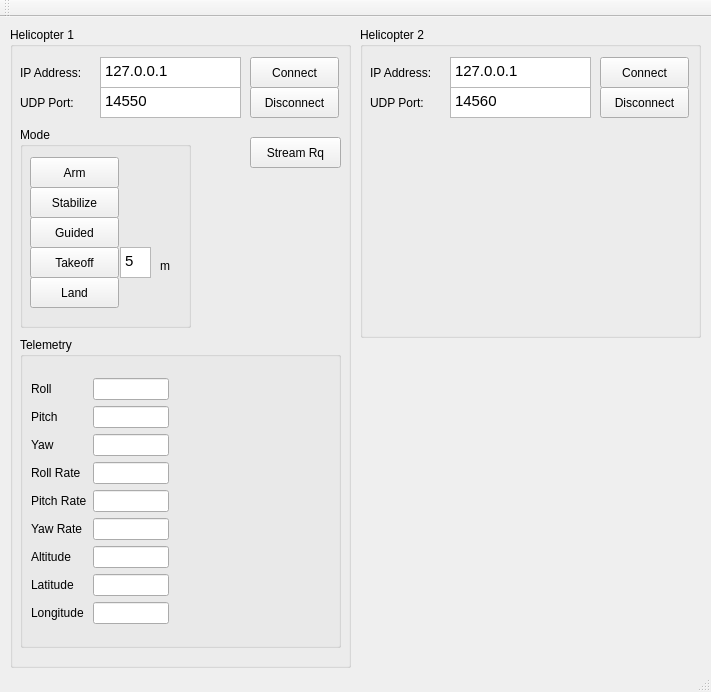
The window that Gui/AerialCraneCommandCenter/mainwindow.ui (rddyas002/AerialCrane) describes before a commit, drawn with Qt 5.
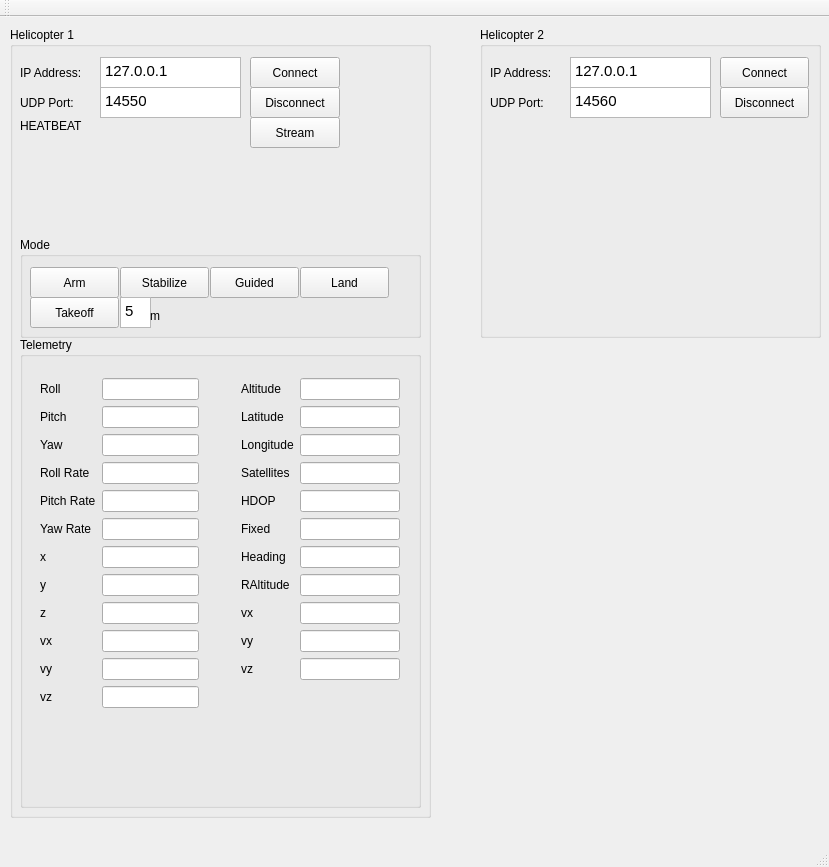
The same window after the commit.

Patch:
```diff
--- a/Gui/AerialCraneCommandCenter/mainwindow.ui
+++ b/Gui/AerialCraneCommandCenter/mainwindow.ui
@@ -6,8 +6,8 @@
    <rect>
     <x>0</x>
     <y>0</y>
-    <width>711</width>
-    <height>692</height>
+    <width>829</width>
+    <height>867</height>
    </rect>
   </property>
   <property name="windowTitle">
@@ -19,8 +19,8 @@
      <rect>
       <x>10</x>
       <y>10</y>
-      <width>341</width>
-      <height>641</height>
+      <width>421</width>
+      <height>791</height>
      </rect>
     </property>
     <property name="title">
@@ -44,7 +44,7 @@
       <rect>
        <x>240</x>
        <y>30</y>
-       <width>89</width>
+       <width>90</width>
        <height>31</height>
       </rect>
      </property>
@@ -57,7 +57,7 @@
       <rect>
        <x>240</x>
        <y>60</y>
-       <width>89</width>
+       <width>90</width>
        <height>31</height>
       </rect>
      </property>
@@ -116,9 +116,9 @@
      <property name="geometry">
       <rect>
        <x>10</x>
-       <y>100</y>
-       <width>171</width>
-       <height>201</height>
+       <y>210</y>
+       <width>401</width>
+       <height>101</height>
       </rect>
      </property>
      <property name="title">
@@ -127,8 +127,8 @@
      <widget class="QPushButton" name="btn_stabilize">
       <property name="geometry">
        <rect>
-        <x>10</x>
-        <y>60</y>
+        <x>100</x>
+        <y>30</y>
         <width>89</width>
         <height>31</height>
        </rect>
@@ -140,8 +140,8 @@
      <widget class="QPushButton" name="btn_guided">
       <property name="geometry">
        <rect>
-        <x>10</x>
-        <y>90</y>
+        <x>190</x>
+        <y>30</y>
         <width>89</width>
         <height>31</height>
        </rect>
@@ -154,7 +154,7 @@
       <property name="geometry">
        <rect>
         <x>10</x>
-        <y>120</y>
+        <y>60</y>
         <width>89</width>
         <height>31</height>
        </rect>
@@ -179,8 +179,8 @@
      <widget class="QPushButton" name="btn_land">
       <property name="geometry">
        <rect>
-        <x>10</x>
-        <y>150</y>
+        <x>280</x>
+        <y>30</y>
         <width>89</width>
         <height>31</height>
        </rect>
@@ -193,7 +193,7 @@
       <property name="geometry">
        <rect>
         <x>100</x>
-        <y>120</y>
+        <y>60</y>
         <width>31</width>
         <height>31</height>
        </rect>
@@ -209,8 +209,8 @@
      <widget class="QLabel" name="label">
       <property name="geometry">
        <rect>
-        <x>140</x>
-        <y>130</y>
+        <x>130</x>
+        <y>70</y>
         <width>21</width>
         <height>17</height>
        </rect>
@@ -220,26 +220,13 @@
       </property>
      </widget>
     </widget>
-    <widget class="QPushButton" name="btn_stream">
-     <property name="geometry">
-      <rect>
-       <x>240</x>
-       <y>110</y>
-       <width>91</width>
-       <height>31</height>
-      </rect>
-     </property>
-     <property name="text">
-      <string>Stream Rq</string>
-     </property>
-    </widget>
     <widget class="QGroupBox" name="groupBox_4">
      <property name="geometry">
       <rect>
        <x>10</x>
        <y>310</y>
-       <width>321</width>
-       <height>311</height>
+       <width>401</width>
+       <height>471</height>
       </rect>
      </property>
      <property name="title">
@@ -248,10 +235,10 @@
      <widget class="QWidget" name="formLayoutWidget">
       <property name="geometry">
        <rect>
-        <x>0</x>
+        <x>9</x>
         <y>30</y>
-        <width>160</width>
-        <height>275</height>
+        <width>181</width>
+        <height>431</height>
        </rect>
       </property>
       <layout class="QFormLayout" name="formLayout">
@@ -316,43 +303,224 @@
         <widget class="QLineEdit" name="yawRateLineEdit"/>
        </item>
        <item row="6" column="0">
+        <widget class="QLabel" name="xLabel">
+         <property name="text">
+          <string>x</string>
+         </property>
+        </widget>
+       </item>
+       <item row="6" column="1">
+        <widget class="QLineEdit" name="xLineEdit"/>
+       </item>
+       <item row="7" column="0">
+        <widget class="QLabel" name="yLabel">
+         <property name="text">
+          <string>y</string>
+         </property>
+        </widget>
+       </item>
+       <item row="7" column="1">
+        <widget class="QLineEdit" name="yLineEdit"/>
+       </item>
+       <item row="8" column="0">
+        <widget class="QLabel" name="zLabel">
+         <property name="text">
+          <string>z</string>
+         </property>
+        </widget>
+       </item>
+       <item row="8" column="1">
+        <widget class="QLineEdit" name="zLineEdit"/>
+       </item>
+       <item row="9" column="0">
+        <widget class="QLabel" name="vxLabel_2">
+         <property name="text">
+          <string>vx</string>
+         </property>
+        </widget>
+       </item>
+       <item row="9" column="1">
+        <widget class="QLineEdit" name="vxLineEdit_2"/>
+       </item>
+       <item row="10" column="0">
+        <widget class="QLabel" name="vyLabel_2">
+         <property name="text">
+          <string>vy</string>
+         </property>
+        </widget>
+       </item>
+       <item row="10" column="1">
+        <widget class="QLineEdit" name="vyLineEdit_2"/>
+       </item>
+       <item row="11" column="0">
+        <widget class="QLabel" name="vzLabel_2">
+         <property name="text">
+          <string>vz</string>
+         </property>
+        </widget>
+       </item>
+       <item row="11" column="1">
+        <widget class="QLineEdit" name="vzLineEdit_2"/>
+       </item>
+      </layout>
+     </widget>
+     <widget class="QWidget" name="formLayoutWidget_2">
+      <property name="geometry">
+       <rect>
+        <x>210</x>
+        <y>30</y>
+        <width>181</width>
+        <height>431</height>
+       </rect>
+      </property>
+      <layout class="QFormLayout" name="formLayout_2">
+       <item row="0" column="0">
         <widget class="QLabel" name="altitudeLabel">
          <property name="text">
           <string>Altitude</string>
          </property>
         </widget>
        </item>
-       <item row="6" column="1">
+       <item row="0" column="1">
         <widget class="QLineEdit" name="altitudeLineEdit"/>
        </item>
-       <item row="7" column="0">
+       <item row="1" column="0">
         <widget class="QLabel" name="latitudeLabel">
          <property name="text">
           <string>Latitude</string>
          </property>
         </widget>
        </item>
-       <item row="7" column="1">
+       <item row="1" column="1">
         <widget class="QLineEdit" name="latitudeLineEdit"/>
        </item>
+       <item row="3" column="0">
+        <widget class="QLabel" name="satellitesLabel">
+         <property name="text">
+          <string>Satellites</string>
+         </property>
+        </widget>
+       </item>
+       <item row="3" column="1">
+        <widget class="QLineEdit" name="satellitesLineEdit"/>
+       </item>
+       <item row="4" column="0">
+        <widget class="QLabel" name="hDOPLabel">
+         <property name="text">
+          <string>HDOP</string>
+         </property>
+        </widget>
+       </item>
+       <item row="4" column="1">
+        <widget class="QLineEdit" name="hDOPLineEdit"/>
+       </item>
+       <item row="5" column="0">
+        <widget class="QLabel" name="fixedLabel">
+         <property name="text">
+          <string>Fixed</string>
+         </property>
+        </widget>
+       </item>
+       <item row="5" column="1">
+        <widget class="QLineEdit" name="fixedLineEdit"/>
+       </item>
+       <item row="6" column="0">
+        <widget class="QLabel" name="headingLabel">
+         <property name="text">
+          <string>Heading</string>
+         </property>
+        </widget>
+       </item>
+       <item row="6" column="1">
+        <widget class="QLineEdit" name="headingLineEdit"/>
+       </item>
+       <item row="7" column="0">
+        <widget class="QLabel" name="rAltitudeLabel">
+         <property name="text">
+          <string>RAltitude</string>
+         </property>
+        </widget>
+       </item>
+       <item row="7" column="1">
+        <widget class="QLineEdit" name="rAltitudeLineEdit"/>
+       </item>
        <item row="8" column="0">
+        <widget class="QLabel" name="vxLabel">
+         <property name="text">
+          <string>vx</string>
+         </property>
+        </widget>
+       </item>
+       <item row="8" column="1">
+        <widget class="QLineEdit" name="vxLineEdit"/>
+       </item>
+       <item row="9" column="0">
+        <widget class="QLabel" name="vyLabel">
+         <property name="text">
+          <string>vy</string>
+         </property>
+        </widget>
+       </item>
+       <item row="9" column="1">
+        <widget class="QLineEdit" name="vyLineEdit"/>
+       </item>
+       <item row="10" column="0">
+        <widget class="QLabel" name="vzLabel">
+         <property name="text">
+          <string>vz</string>
+         </property>
+        </widget>
+       </item>
+       <item row="10" column="1">
+        <widget class="QLineEdit" name="vzLineEdit"/>
+       </item>
+       <item row="2" column="0">
         <widget class="QLabel" name="longitudeLabel">
          <property name="text">
           <string>Longitude</string>
          </property>
         </widget>
        </item>
-       <item row="8" column="1">
+       <item row="2" column="1">
         <widget class="QLineEdit" name="longitudeLineEdit"/>
        </item>
       </layout>
      </widget>
     </widget>
+    <widget class="QPushButton" name="btn_stream">
+     <property name="geometry">
+      <rect>
+       <x>240</x>
+       <y>90</y>
+       <width>90</width>
+       <height>31</height>
+      </rect>
+     </property>
+     <property name="text">
+      <string>Stream</string>
+     </property>
+    </widget>
+    <widget class="QLabel" name="lblHeartbeat">
+     <property name="geometry">
+      <rect>
+       <x>10</x>
+       <y>90</y>
+       <width>81</width>
+       <height>17</height>
+      </rect>
+     </property>
+     <property name="autoFillBackground">
+      <bool>false</bool>
+     </property>
+     <property name="text">
+      <string>HEATBEAT</string>
+     </property>
+    </widget>
    </widget>
    <widget class="QGroupBox" name="groupBox_2">
     <property name="geometry">
      <rect>
-      <x>360</x>
+      <x>480</x>
       <y>10</y>
       <width>341</width>
       <height>311</height>
```
Left out of the diff: 2 changed lines with no effect on the pictures.
